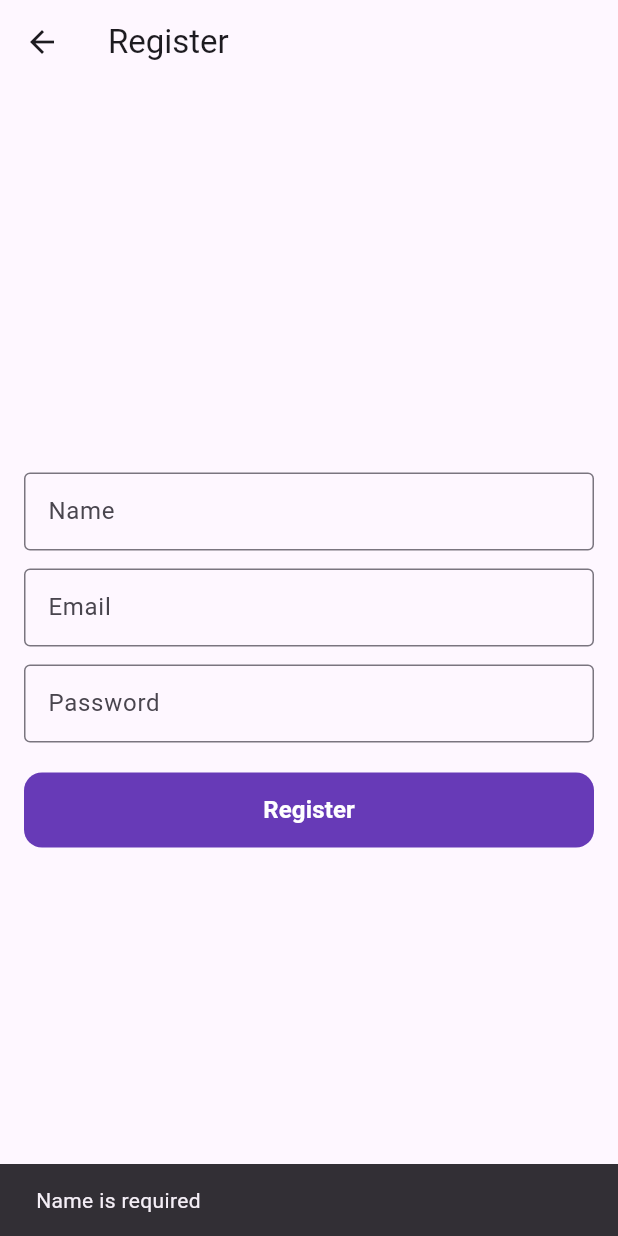
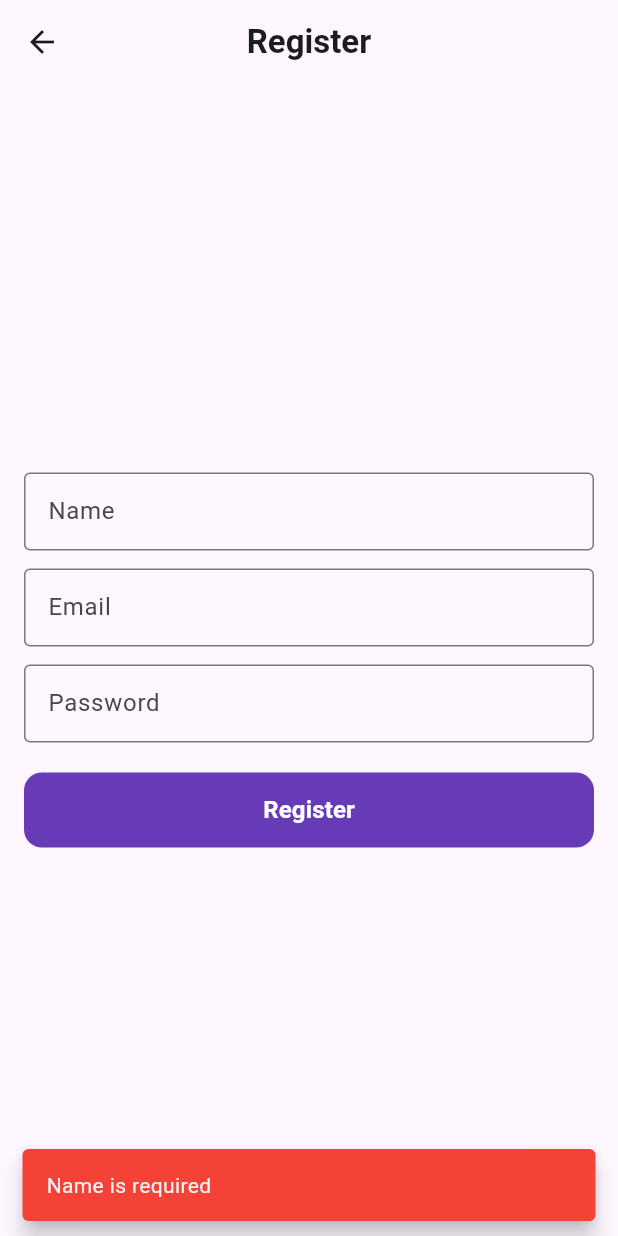
Before and after one commit to KONGBARANG/project-flutter, a Flutter app: the RegisterScreen screen opened by its route, after a tap on "Register", on a phone screen of 412 x 824 dp. Run offline on Flutter 3.47's test engine with Material 3 defaults, Android fonts, the phone set to English and light mode, and no system bars; our stand-ins replace image_picker; network calls fail.

Commit message:
update password create and chenges password user login.

```diff
--- a/lib/features/auth/login_screen.dart
+++ b/lib/features/auth/login_screen.dart
@@ -15,6 +15,7 @@ class LoginScreen extends StatefulWidget {
 class _LoginScreenState extends State<LoginScreen> {
   final _emailC = TextEditingController();
   final _passC = TextEditingController();
+  bool _isLoading = false; // បន្ថែម Loading State ដើម្បីការពារការចុចប៊ូតុងស្ទួន
 
   @override
   void dispose() {
@@ -33,7 +34,12 @@ class _LoginScreenState extends State<LoginScreen> {
     }
 
     return Scaffold(
-      appBar: AppBar(title: const Text('Login')),
+      appBar: AppBar(
+        title: const Text('Login', style: TextStyle(fontWeight: FontWeight.bold)),
+        centerTitle: true,
+        elevation: 0,
+        backgroundColor: Colors.transparent,
+      ),
       body: Padding(
         padding: const EdgeInsets.all(16.0),
         child: Column(
@@ -44,68 +50,84 @@ class _LoginScreenState extends State<LoginScreen> {
             CustomTextField(controller: _passC, label: 'Password', obscureText: true),
             const SizedBox(height: 20),
 
-            // ប្រើប្រាស់ Builder ដើម្បីទាញយកភាសាមកដាក់លើប៊ូតុង
             Builder(builder: (context) {
               final langProvider = Provider.of<LanguageProvider>(context);
 
-              // ទាញយកពាក្យបកប្រែ បើគ្មានទេ (null ឬ ទទេ) ឱ្យដាក់ពាក្យ 'Login' ជំនួសដើម្បីកុំឱ្យបាត់អក្សរ
               String loginText = langProvider.translate('login') ?? 'Login';
               if (loginText.trim().isEmpty) {
                 loginText = 'Login';
               }
 
               return FilledButton(
-                onPressed: () async {
+                onPressed: _isLoading ? null : () async {
                   final email = _emailC.text.trim();
                   final password = _passC.text;
+
                   if (email.isEmpty || password.isEmpty) {
                     ScaffoldMessenger.of(context).showSnackBar(
                       SnackBar(
                         content: Text(
                           langProvider.translate('please_fill_email_pass') ?? 'Please fill in email and password'
                         ),
+                        behavior: SnackBarBehavior.floating,
                       ),
                     );
                     return;
                   }
 
-                  // Validate credentials against database
+                  setState(() => _isLoading = true);
+
+                  // ផ្ទៀងផ្ទាត់ការ Login ចេញពី Local File ផ្ទាល់ដែលបានដូរលេខកូដរួច
                   final user = await LocalDataService.validateLogin(email, password);
+
                   if (user == null) {
+                    if (mounted) setState(() => _isLoading = false);
                     ScaffoldMessenger.of(context).showSnackBar(
                       SnackBar(
                         content: Text(
                           langProvider.translate('invalid_credentials') ?? 'Invalid email or password'
                         ),
+                        backgroundColor: Colors.red,
+                        behavior: SnackBarBehavior.floating,
                       ),
                     );
                     return;
                   }
 
-                  // Update last login date
+                  // ធ្វើបច្ចុប្បន្នភាពកាលបរិច្ឆេទ Login ចុងក្រោយដោយសុវត្ថិភាព មិនឱ្យប៉ះពាល់លេខកូដសម្ងាត់ថ្មី
                   user['lastLoginDate'] = DateTime.now().toIso8601String();
                   await LocalDataService.addOrUpdateUser(user);
 
                   if (!mounted) return;
+
+                  // រក្សាទុកស្ថានភាព Login ទៅក្នុង AuthProvider
                   context.read<AuthProvider>().login(email);
+
+                  setState(() => _isLoading = false);
+
                   ScaffoldMessenger.of(context).showSnackBar(
                     SnackBar(
                       content: Text(
                         '${langProvider.translate('logged_in_as') ?? 'Logged in as'} $email'
                       ),
+                      backgroundColor: Colors.green,
+                      behavior: SnackBarBehavior.floating,
                     ),
                   );
+
                   Navigator.pushReplacementNamed(context, '/');
                 },
                 style: FilledButton.styleFrom(
-                  backgroundColor: const Color(0xFF673AB7), // ពណ៌ស្វាយដិតស្របតាមម៉ូតរបស់បង
-                  minimumSize: const Size(double.infinity, 50), // ទទឹងពេញ កម្ពស់ ៥០ ងាយស្រួលចុច
+                  backgroundColor: const Color(0xFF673AB7), // ពណ៌ស្វាយដិត
+                  minimumSize: const Size(double.infinity, 50),
                   shape: RoundedRectangleBorder(
-                    borderRadius: BorderRadius.circular(12), // ជ្រុងមូលស្អាតសមសួន
+                    borderRadius: BorderRadius.circular(12),
                   ),
                 ),
-                child: Text(
-                  loginText, // បង្ហាញអក្សរដែលបានផ្ទៀងផ្ទាត់រួច (ធានាថាមិនបាត់អក្សរទៀតឡើយ)
+                child: _isLoading
+                    ? const CircularProgressIndicator(color: Colors.white)
+                    : Text(
+                        loginText,
                         style: const TextStyle(
                           fontSize: 16,
                           fontWeight: FontWeight.bold,
@@ -115,6 +137,7 @@ class _LoginScreenState extends State<LoginScreen> {
               );
             }),
             const SizedBox(height: 12),
+
             // ប៊ូតុង Quick Login សម្រាប់ចូលដោយមិនបញ្ចូលទិន្នន័យ
             Builder(builder: (context) {
               final langProvider = Provider.of<LanguageProvider>(context);
@@ -127,6 +150,7 @@ class _LoginScreenState extends State<LoginScreen> {
                       content: Text(
                         '${langProvider.translate('logged_in_as') ?? 'Logged in as'} $guestEmail'
                       ),
+                      behavior: SnackBarBehavior.floating,
                     ),
                   );
                   Navigator.pushReplacementNamed(context, '/');
--- a/lib/features/auth/register_screen.dart
+++ b/lib/features/auth/register_screen.dart
@@ -1,7 +1,6 @@
 import 'package:flutter/material.dart';
 import 'package:provider/provider.dart';
 import '../../widgets/custom_textfield.dart';
-import '../../widgets/custom_button.dart';
 import '../../providers/language_provider.dart';
 import '../../services/local_data_service.dart';
 
@@ -29,7 +28,12 @@ class _RegisterScreenState extends State<RegisterScreen> {
   @override
   Widget build(BuildContext context) {
     return Scaffold(
-      appBar: AppBar(title: const Text('Register')),
+      appBar: AppBar(
+        title: const Text('Register', style: TextStyle(fontWeight: FontWeight.bold)),
+        centerTitle: true,
+        elevation: 0,
+        backgroundColor: Colors.transparent,
+      ),
       body: Padding(
         padding: const EdgeInsets.all(16.0),
         child: Column(
@@ -45,9 +49,7 @@ class _RegisterScreenState extends State<RegisterScreen> {
               obscureText: true,
             ),
             const SizedBox(height: 20),
-            if (_loading)
-              const CircularProgressIndicator()
-            else
+
             Builder(builder: (context) {
               final langProvider = Provider.of<LanguageProvider>(context);
               String registerText = langProvider.translate('register') ?? 'Register';
@@ -56,22 +58,20 @@ class _RegisterScreenState extends State<RegisterScreen> {
               }
 
               return FilledButton(
-                  onPressed: () async {
+                onPressed: _loading ? null : () async {
                   final name = _nameC.text.trim();
                   final email = _emailC.text.trim();
                   final pass = _passC.text;
                   final scaffoldMessenger = ScaffoldMessenger.of(context);
                   final navigator = Navigator.of(context);
 
+                  // --- ផ្ទៀងផ្ទាត់ទិន្នន័យបញ្ចូល (Validation) ---
                   String? error;
                   if (name.isEmpty) error = langProvider.translate('name_required') ?? 'Name is required';
                   if (error == null && email.isEmpty) {
                     error = langProvider.translate('email_required') ?? 'Email is required';
                   }
-                    if (error == null &&
-                        !RegExp(
-                          r"^[\w-.]+@([\w-]+\.)+[\w-]{2,4}",
-                        ).hasMatch(email)) {
+                  if (error == null && !RegExp(r"^[\w-.]+@([\w-]+\.)+[\w-]{2,4}").hasMatch(email)) {
                     error = langProvider.translate('invalid_email') ?? 'Invalid email address';
                   }
                   if (error == null && pass.length < 6) {
@@ -80,20 +80,32 @@ class _RegisterScreenState extends State<RegisterScreen> {
 
                   if (error != null) {
                     scaffoldMessenger.showSnackBar(
-                        SnackBar(content: Text(error)),
+                      SnackBar(
+                        content: Text(error),
+                        backgroundColor: Colors.red,
+                        behavior: SnackBarBehavior.floating,
+                      ),
                     );
                     return;
                   }
 
                   setState(() => _loading = true);
 
-                    // Save user to database
+                  // ក្លែងធ្វើជា Loading បន្តិចដើម្បីឱ្យមើលទៅរលូនសមសួន
+                  await Future.delayed(const Duration(milliseconds: 600));
+
+                  // --- រក្សាទុកទិន្នន័យចូលក្នុងប្រព័ន្ធ Local ---
                   try {
+                    // បង្កើត ID ថ្មីដោយស្វ័យប្រវត្តិផ្អែកលើពេលវេលា
+                    final int newId = DateTime.now().millisecondsSinceEpoch;
+
                     await LocalDataService.addOrUpdateUser({
+                      'id': newId,
                       'name': name,
                       'email': email,
                       'password': pass,
                       'registrationDate': DateTime.now().toIso8601String(),
+                      'lastLoginDate': '',
                       'isActive': true,
                       'profile': {
                         'avatar': null,
@@ -103,31 +115,44 @@ class _RegisterScreenState extends State<RegisterScreen> {
                         'country': ''
                       }
                     });
-                    } catch (e) {
-                      // Continue even if save fails
-                    }
 
-                    // Simulate registering process
-                    await Future.delayed(const Duration(milliseconds: 800));
                     if (!mounted) return;
                     setState(() => _loading = false);
 
                     scaffoldMessenger.showSnackBar(
-                      SnackBar(content: Text('${langProvider.translate('registered') ?? 'Registered successfully:'} $name')),
+                      SnackBar(
+                        content: Text('${langProvider.translate('registered') ?? 'Registered successfully:'} $name'),
+                        backgroundColor: Colors.green,
+                        behavior: SnackBarBehavior.floating,
+                      ),
                     );
 
-                    // Navigate to login and prefill email
+                    // ត្រលប់ទៅកាន់ផ្ទាំង Login វិញ និងបោះទិន្នន័យ Email ទៅបំពេញដោយស្វ័យប្រវត្តិ
+                    navigator.pushReplacementNamed('/login', arguments: {'email': email});
+
+                  } catch (e) {
                     if (!mounted) return;
-                    navigator.pushNamed('/login', arguments: {'email': email});
+                    setState(() => _loading = false);
+
+                    scaffoldMessenger.showSnackBar(
+                      SnackBar(
+                        content: Text('Error: ${e.toString()}'),
+                        backgroundColor: Colors.red,
+                        behavior: SnackBarBehavior.floating,
+                      ),
+                    );
+                  }
                 },
                 style: FilledButton.styleFrom(
-                    backgroundColor: const Color(0xFF673AB7),
+                  backgroundColor: const Color(0xFF673AB7), // ពណ៌ស្វាយដិតស្របតាម Theme
                   minimumSize: const Size(double.infinity, 50),
                   shape: RoundedRectangleBorder(
                     borderRadius: BorderRadius.circular(12),
                   ),
                 ),
-                  child: Text(
+                child: _loading
+                    ? const CircularProgressIndicator(color: Colors.white)
+                    : Text(
                         registerText,
                         style: const TextStyle(
                           fontSize: 16,
```
Also changed, not shown: lib/features/api_test/api_test_screen.dart (+4 -21 lines), lib/features/profile/screens/password_security_screen.dart (+101 -59 lines), lib/providers/auth_provider.dart (+24 -2 lines), lib/services/local_data_service.dart (+37 -43 lines). Lines whose indentation alone changed are shown as unchanged.
